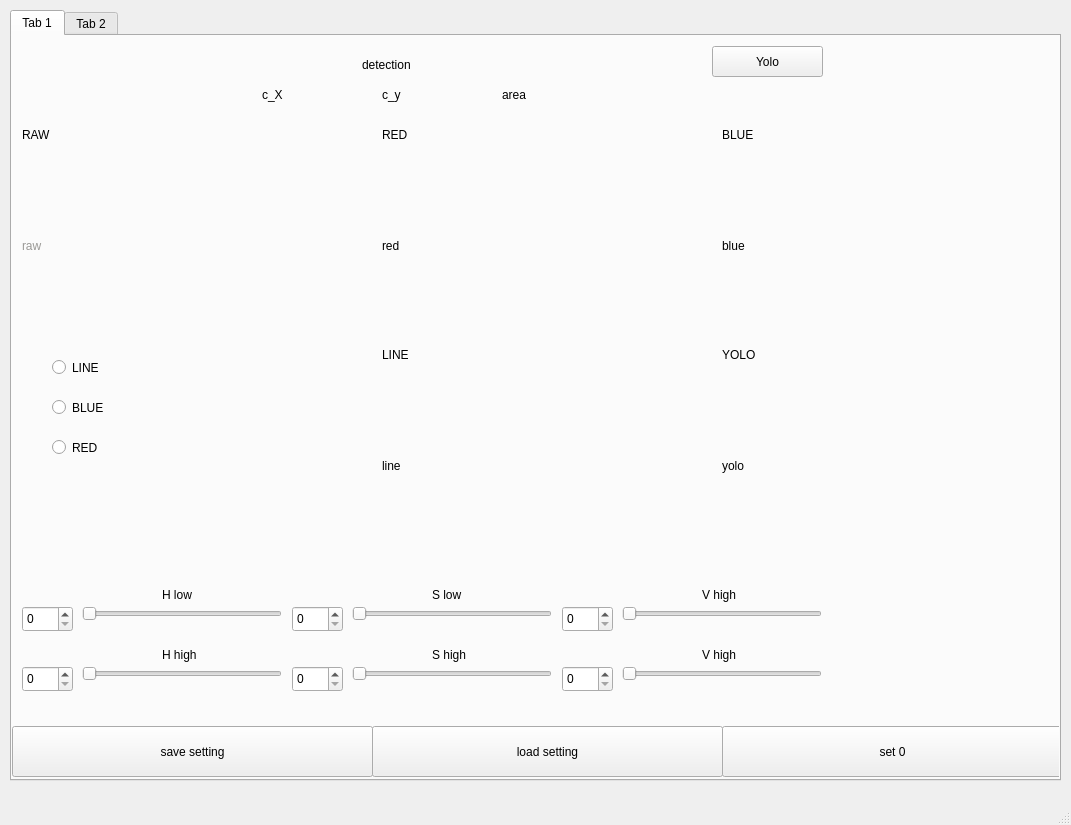
The window that vision_tune/ui/main_window.ui (Songyeonu-ai/colcon_ws) describes before a commit, drawn with Qt 5.
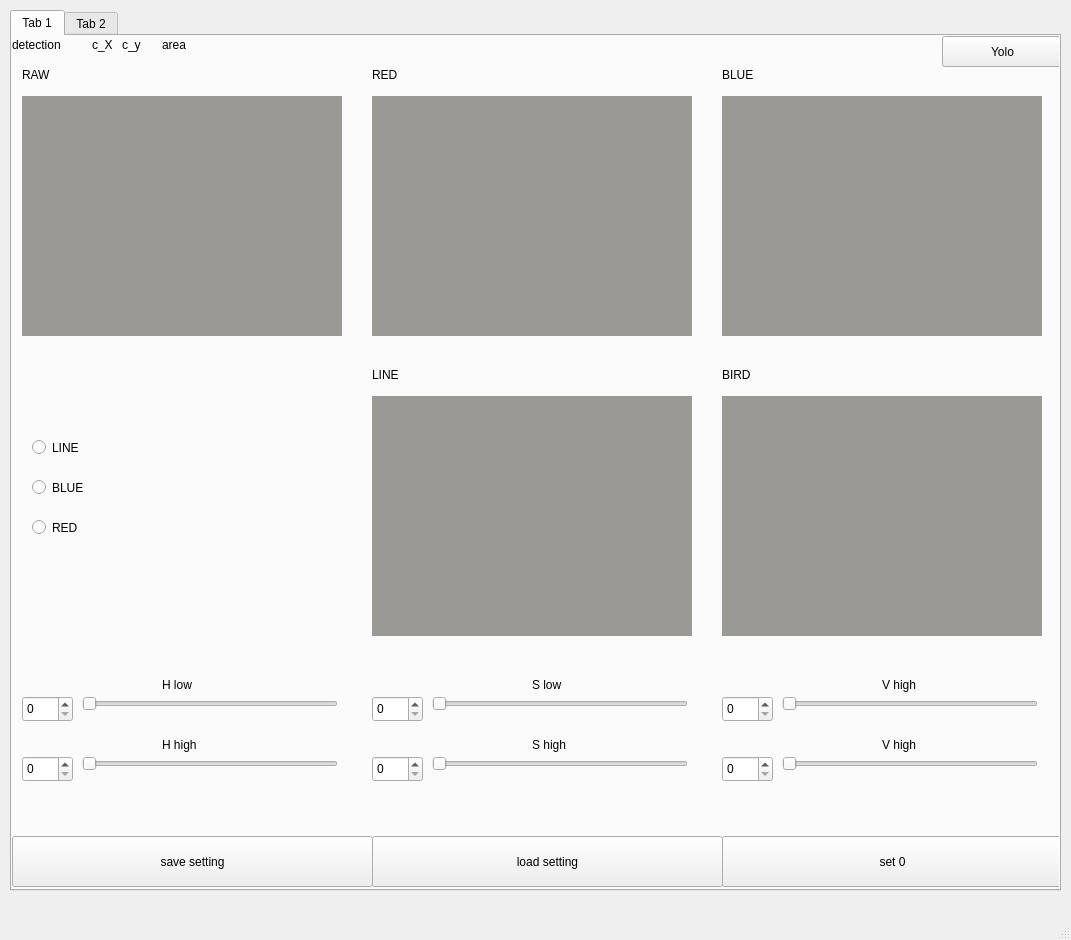
The same window after the commit.

What changed in the file:
```diff
--- a/vision_tune/ui/main_window.ui
+++ b/vision_tune/ui/main_window.ui
@@ -7,7 +7,7 @@
     <x>0</x>
     <y>0</y>
     <width>1071</width>
-    <height>825</height>
+    <height>940</height>
    </rect>
   </property>
   <property name="windowTitle">
@@ -20,7 +20,7 @@
       <x>10</x>
       <y>10</y>
       <width>1051</width>
-      <height>771</height>
+      <height>881</height>
      </rect>
     </property>
     <property name="currentIndex">
@@ -34,8 +34,8 @@
       <property name="geometry">
        <rect>
         <x>70</x>
-        <y>570</y>
-        <width>200</width>
+        <y>660</y>
+        <width>256</width>
         <height>16</height>
        </rect>
       </property>
@@ -50,8 +50,8 @@
       <property name="geometry">
        <rect>
         <x>70</x>
-        <y>630</y>
-        <width>200</width>
+        <y>720</y>
+        <width>256</width>
         <height>16</height>
        </rect>
       </property>
@@ -65,9 +65,9 @@
      <widget class="QSlider" name="slider_s_low">
       <property name="geometry">
        <rect>
-        <x>340</x>
-        <y>570</y>
-        <width>200</width>
+        <x>420</x>
+        <y>660</y>
+        <width>256</width>
         <height>16</height>
        </rect>
       </property>
@@ -81,9 +81,9 @@
      <widget class="QSlider" name="slider_s_high">
       <property name="geometry">
        <rect>
-        <x>340</x>
-        <y>630</y>
-        <width>200</width>
+        <x>420</x>
+        <y>720</y>
+        <width>256</width>
         <height>16</height>
        </rect>
       </property>
@@ -97,9 +97,9 @@
      <widget class="QSlider" name="slider_v_low">
       <property name="geometry">
        <rect>
-        <x>610</x>
-        <y>570</y>
-        <width>200</width>
+        <x>770</x>
+        <y>660</y>
+        <width>256</width>
         <height>16</height>
        </rect>
       </property>
@@ -113,9 +113,9 @@
      <widget class="QSlider" name="slider_v_high">
       <property name="geometry">
        <rect>
-        <x>610</x>
-        <y>630</y>
-        <width>200</width>
+        <x>770</x>
+        <y>720</y>
+        <width>256</width>
         <height>16</height>
        </rect>
       </property>
@@ -129,8 +129,8 @@
      <widget class="QLabel" name="label_detected">
       <property name="geometry">
        <rect>
-        <x>350</x>
-        <y>20</y>
+        <x>0</x>
+        <y>0</y>
         <width>67</width>
         <height>17</height>
        </rect>
@@ -142,8 +142,8 @@
      <widget class="QLabel" name="label_center_x">
       <property name="geometry">
        <rect>
-        <x>250</x>
-        <y>50</y>
+        <x>80</x>
+        <y>0</y>
         <width>41</width>
         <height>17</height>
        </rect>
@@ -155,8 +155,8 @@
      <widget class="QLabel" name="label_center_y">
       <property name="geometry">
        <rect>
-        <x>370</x>
-        <y>50</y>
+        <x>110</x>
+        <y>0</y>
         <width>41</width>
         <height>17</height>
        </rect>
@@ -168,8 +168,8 @@
      <widget class="QLabel" name="label_area">
       <property name="geometry">
        <rect>
-        <x>490</x>
-        <y>50</y>
+        <x>150</x>
+        <y>0</y>
         <width>41</width>
         <height>17</height>
        </rect>
@@ -182,7 +182,7 @@
       <property name="geometry">
        <rect>
         <x>10</x>
-        <y>570</y>
+        <y>660</y>
         <width>51</width>
         <height>26</height>
        </rect>
@@ -195,7 +195,7 @@
       <property name="geometry">
        <rect>
         <x>10</x>
-        <y>630</y>
+        <y>720</y>
         <width>51</width>
         <height>26</height>
        </rect>
@@ -207,8 +207,8 @@
      <widget class="QSpinBox" name="spinBox_s_low">
       <property name="geometry">
        <rect>
-        <x>280</x>
-        <y>570</y>
+        <x>360</x>
+        <y>660</y>
         <width>51</width>
         <height>26</height>
        </rect>
@@ -220,8 +220,8 @@
      <widget class="QSpinBox" name="spinBox_s_high">
       <property name="geometry">
        <rect>
-        <x>280</x>
-        <y>630</y>
+        <x>360</x>
+        <y>720</y>
         <width>51</width>
         <height>26</height>
        </rect>
@@ -233,8 +233,8 @@
      <widget class="QSpinBox" name="spinBox_v_low">
       <property name="geometry">
        <rect>
-        <x>550</x>
-        <y>570</y>
+        <x>710</x>
+        <y>660</y>
         <width>51</width>
         <height>26</height>
        </rect>
@@ -246,8 +246,8 @@
      <widget class="QSpinBox" name="spinBox_v_high">
       <property name="geometry">
        <rect>
-        <x>550</x>
-        <y>630</y>
+        <x>710</x>
+        <y>720</y>
         <width>51</width>
         <height>26</height>
        </rect>
@@ -260,7 +260,7 @@
       <property name="geometry">
        <rect>
         <x>0</x>
-        <y>690</y>
+        <y>800</y>
         <width>361</width>
         <height>51</height>
        </rect>
@@ -273,7 +273,7 @@
       <property name="geometry">
        <rect>
         <x>360</x>
-        <y>690</y>
+        <y>800</y>
         <width>351</width>
         <height>51</height>
        </rect>
@@ -286,7 +286,7 @@
       <property name="geometry">
        <rect>
         <x>710</x>
-        <y>690</y>
+        <y>800</y>
         <width>341</width>
         <height>51</height>
        </rect>
@@ -298,9 +298,9 @@
      <widget class="QPushButton" name="pushButton_yolo">
       <property name="geometry">
        <rect>
-        <x>700</x>
-        <y>10</y>
-        <width>111</width>
+        <x>930</x>
+        <y>0</y>
+        <width>121</width>
         <height>31</height>
        </rect>
       </property>
@@ -312,7 +312,7 @@
       <property name="geometry">
        <rect>
         <x>150</x>
-        <y>550</y>
+        <y>640</y>
         <width>67</width>
         <height>17</height>
        </rect>
@@ -325,7 +325,7 @@
       <property name="geometry">
        <rect>
         <x>150</x>
-        <y>610</y>
+        <y>700</y>
         <width>67</width>
         <height>17</height>
        </rect>
@@ -337,8 +337,8 @@
      <widget class="QLabel" name="label_3">
       <property name="geometry">
        <rect>
-        <x>420</x>
-        <y>550</y>
+        <x>520</x>
+        <y>640</y>
         <width>67</width>
         <height>17</height>
        </rect>
@@ -350,8 +350,8 @@
      <widget class="QLabel" name="label_4">
       <property name="geometry">
        <rect>
-        <x>420</x>
-        <y>610</y>
+        <x>520</x>
+        <y>700</y>
         <width>67</width>
         <height>17</height>
        </rect>
@@ -363,8 +363,8 @@
      <widget class="QLabel" name="label_5">
       <property name="geometry">
        <rect>
-        <x>690</x>
-        <y>550</y>
+        <x>870</x>
+        <y>640</y>
         <width>67</width>
         <height>17</height>
        </rect>
@@ -376,8 +376,8 @@
      <widget class="QLabel" name="label_6">
       <property name="geometry">
        <rect>
-        <x>690</x>
-        <y>610</y>
+        <x>870</x>
+        <y>700</y>
         <width>67</width>
         <height>17</height>
        </rect>
@@ -390,7 +390,7 @@
       <property name="geometry">
        <rect>
         <x>10</x>
-        <y>90</y>
+        <y>30</y>
         <width>67</width>
         <height>17</height>
        </rect>
@@ -402,8 +402,8 @@
      <widget class="QLabel" name="label_8">
       <property name="geometry">
        <rect>
-        <x>370</x>
-        <y>90</y>
+        <x>360</x>
+        <y>30</y>
         <width>67</width>
         <height>17</height>
        </rect>
@@ -416,7 +416,7 @@
       <property name="geometry">
        <rect>
         <x>710</x>
-        <y>90</y>
+        <y>30</y>
         <width>67</width>
         <height>17</height>
        </rect>
@@ -428,8 +428,8 @@
      <widget class="QRadioButton" name="radioButton_red">
       <property name="geometry">
        <rect>
-        <x>40</x>
-        <y>400</y>
+        <x>20</x>
+        <y>480</y>
         <width>112</width>
         <height>23</height>
        </rect>
@@ -441,8 +441,8 @@
      <widget class="QRadioButton" name="radioButton_blue">
       <property name="geometry">
        <rect>
-        <x>40</x>
-        <y>360</y>
+        <x>20</x>
+        <y>440</y>
         <width>112</width>
         <height>23</height>
        </rect>
@@ -454,8 +454,8 @@
      <widget class="QRadioButton" name="radioButton_line">
       <property name="geometry">
        <rect>
-        <x>40</x>
-        <y>320</y>
+        <x>20</x>
+        <y>400</y>
         <width>112</width>
         <height>23</height>
        </rect>
@@ -468,62 +468,71 @@
       <property name="geometry">
        <rect>
         <x>10</x>
-        <y>120</y>
+        <y>60</y>
         <width>320</width>
-        <height>180</height>
+        <height>240</height>
        </rect>
       </property>
       <property name="styleSheet">
-       <string notr="true">color:rgb(154, 153, 150);</string>
+       <string notr="true">background-color:rgb(154, 153, 150);</string>
       </property>
       <property name="text">
-       <string>raw</string>
+       <string/>
       </property>
      </widget>
      <widget class="QLabel" name="label_red">
       <property name="geometry">
        <rect>
-        <x>370</x>
-        <y>120</y>
+        <x>360</x>
+        <y>60</y>
         <width>320</width>
-        <height>180</height>
+        <height>240</height>
        </rect>
       </property>
+      <property name="styleSheet">
+       <string notr="true">background-color:rgb(154, 153, 150);</string>
+      </property>
       <property name="text">
-       <string>red</string>
+       <string/>
       </property>
      </widget>
      <widget class="QLabel" name="label_blue">
       <property name="geometry">
        <rect>
         <x>710</x>
-        <y>120</y>
+        <y>60</y>
         <width>320</width>
-        <height>180</height>
+        <height>240</height>
        </rect>
       </property>
+      <property name="styleSheet">
+       <string notr="true">background-color:rgb(154, 153, 150);</string>
+      </property>
       <property name="text">
-       <string>blue</string>
+       <string/>
       </property>
      </widget>
      <widget class="QLabel" name="label_line">
       <property name="geometry">
        <rect>
-        <x>370</x>
-        <y>340</y>
+        <x>360</x>
+        <y>360</y>
         <width>320</width>
-        <height>180</height>
+        <height>240</height>
        </rect>
       </property>
+      <property name="styleSheet">
+       <string notr="true">background-color:rgb(154, 153, 150);</string>
+      </property>
       <property name="text">
-       <string>line</string>
+       <string/>
       </property>
      </widget>
      <widget class="QLabel" name="label_10">
       <property name="geometry">
        <rect>
-        <x>370</x>
-        <y>310</y>
+        <x>360</x>
+        <y>330</y>
         <width>67</width>
         <height>17</height>
        </rect>
@@ -536,26 +545,29 @@
       <property name="geometry">
        <rect>
         <x>710</x>
-        <y>310</y>
+        <y>330</y>
         <width>67</width>
         <height>17</height>
        </rect>
       </property>
       <property name="text">
-       <string>YOLO</string>
+       <string>BIRD</string>
       </property>
      </widget>
      <widget class="QLabel" name="label_yolo">
       <property name="geometry">
        <rect>
         <x>710</x>
-        <y>340</y>
+        <y>360</y>
         <width>320</width>
-        <height>180</height>
+        <height>240</height>
        </rect>
       </property>
+      <property name="styleSheet">
+       <string notr="true">background-color:rgb(154, 153, 150);</string>
+      </property>
       <property name="text">
-       <string>yolo</string>
+       <string/>
       </property>
      </widget>
     </widget>
```
Left out of the diff: 2 changed lines with no effect on the pictures.
